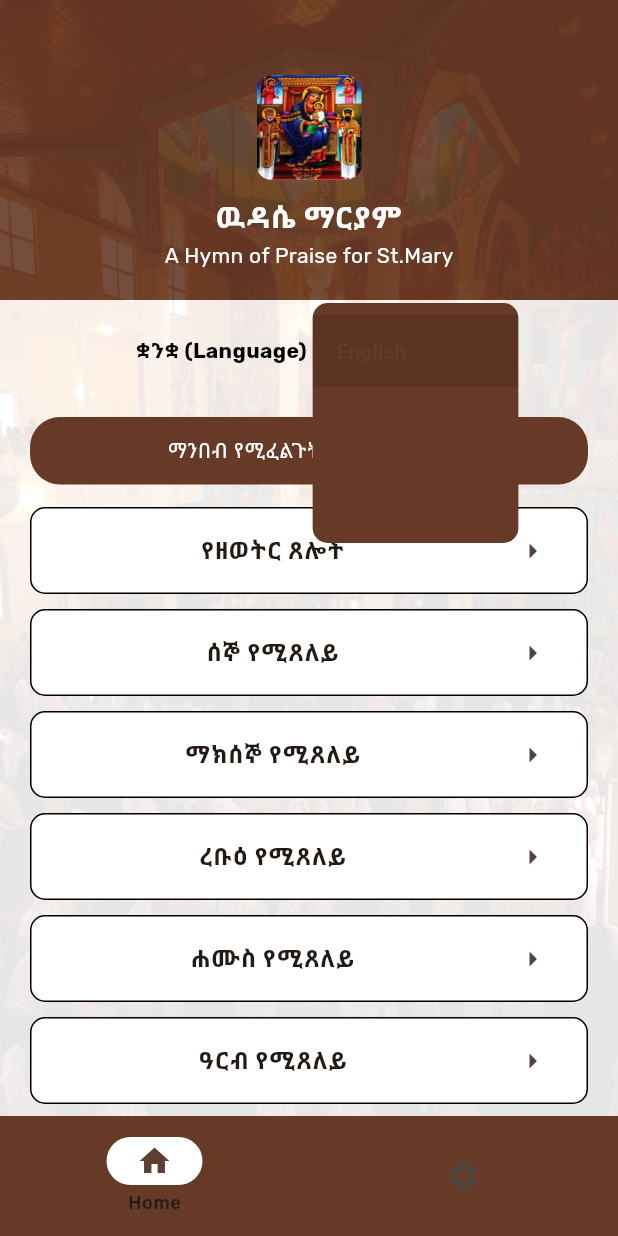
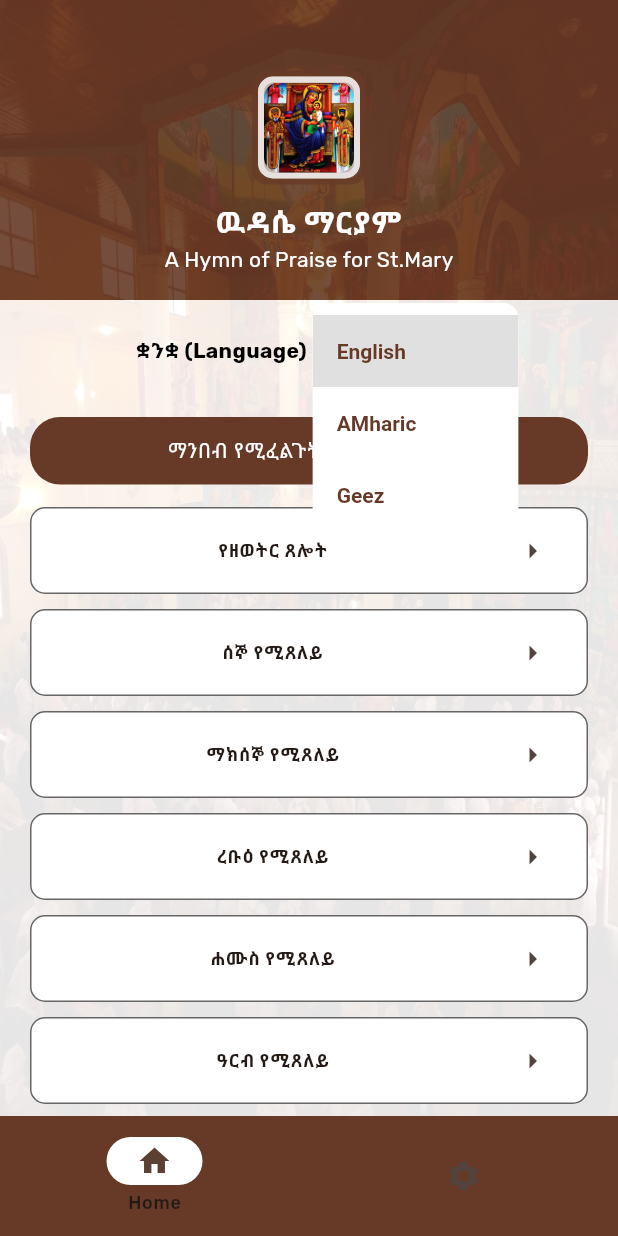
Before and after one commit to AmanuelDemelash/wudasemaryam, a Flutter app: the screen it shows after launch, after a tap on "English", on a phone screen of 412 x 824 dp. Run offline on Flutter 3.47's test engine with Material 2 defaults, Android fonts, the phone set to English and light mode, and no system bars; our stand-ins replace get; missing offline and left inert: dart:ffi.

Commit message:
first commit

```diff
--- a/lib/main.dart
+++ b/lib/main.dart
@@ -2,6 +2,7 @@ import 'package:flutter/material.dart';
 import 'package:get/get.dart';
 import 'package:wudasemaryam/screen/homepage/homepage.dart';
 import 'package:wudasemaryam/screen/homepage/mainhomepage.dart';
+import 'package:wudasemaryam/screen/praydetail/praydetail.dart';
 import 'package:wudasemaryam/screen/setting/setting.dart';
 import 'package:wudasemaryam/screen/splash/splash.dart';
 import 'package:wudasemaryam/utils/constant.dart';
@@ -24,18 +25,19 @@ class MyApp extends StatelessWidget {
         scaffoldBackgroundColor: Constants().backColor,
         useMaterial3: true,
         fontFamily: "myfont",
-        bottomNavigationBarTheme:const BottomNavigationBarThemeData(
-          backgroundColor: Colors.brown,
-          selectedItemColor: Colors.white,
-          unselectedItemColor: Colors.white30,
-        )
+        // bottomNavigationBarTheme:BottomNavigationBarThemeData(
+        //   backgroundColor: Constants().primColor,
+        //   selectedItemColor: Colors.white,
+        //   unselectedItemColor: Colors.white30,
+        // )
       ),
       initialRoute:"/splash",
         getPages: [
           GetPage(name: "/splash", page:() => SPlash(),),
           GetPage(name: "/home", page: () => Homepage(),),
           GetPage(name: "/mainhome", page:() => MainHomePage(),),
-          GetPage(name: "/setting", page: () => Setting(),)
+          GetPage(name: "/setting", page: () => Setting(),),
+          GetPage(name: "/praydetail", page: () => PrayDetail(),)
       ],
     );
   }
--- a/lib/screen/homepage/homepage.dart
+++ b/lib/screen/homepage/homepage.dart
@@ -29,13 +29,27 @@ class Homepage extends StatelessWidget {
                 children: [
                   const SizedBox(height:30,),
                   Container(
-                    decoration:const BoxDecoration(
-                      borderRadius: BorderRadius.all(Radius.circular(30)),
+                      decoration:BoxDecoration(
+                          borderRadius:const BorderRadius.all(Radius.circular(10)),
+                          color: Constants().primColor.withOpacity(0.5),
+                          border: Border.all(
+                              width: 4,
+                              color: Constants().primColor.withOpacity(0.5)
+                          )
+                      ),
+                    child: Container(
+                      decoration:BoxDecoration(
+                        borderRadius:const BorderRadius.all(Radius.circular(10)),
+                        color: Constants().backColor.withOpacity(0.6),
+                        border: Border.all(
+                           width: 4,
+                          color: Constants().backColor.withOpacity(0.6)
+                        )
       ),
-                    child:
-                    ClipRRect(
-                        borderRadius: BorderRadius.circular(10),
-                        child: const Image(image: AssetImage("assets/images/splashimage.jpeg"),width: 70,height: 70,fit: BoxFit.fill,))
+                      child:ClipRRect(
+                          borderRadius: BorderRadius.circular(10),
+                          child: const Image(image: AssetImage("assets/images/splashimage.jpeg"),width: 60,height: 60,fit: BoxFit.cover,))
+                    ),
                   ),
                   const SizedBox(height: 10,),
                   Text("ዉዳሴ ማርያም",style: TextStyle(color: Constants().backColor,fontWeight: FontWeight.bold,fontSize: 20),),
@@ -63,8 +77,9 @@ class Homepage extends StatelessWidget {
                         DropdownButton(
                             borderRadius:const BorderRadius.all(Radius.circular(10)),
                             elevation: 0,
+
                              style:TextStyle(color: Constants().primColor,fontWeight: FontWeight.bold) ,
-                            dropdownColor: Constants().primColor,
+                            dropdownColor: Constants().backColor,
                             padding:const EdgeInsets.all(10),
                             value: homeCOntroller.language.value,
                              focusColor: Constants().primColor,
--- a/lib/screen/homepage/mainhomepage.dart
+++ b/lib/screen/homepage/mainhomepage.dart
@@ -27,6 +27,11 @@ class MainHomePage extends StatelessWidget {
         ],
       ),
       bottomNavigationBar: Obx(() =>
+          // BottomNavigationBar(items: [
+          //   BottomNavigationBarItem(icon:Icon(Icons.home),label: "Home"),
+          //   BottomNavigationBarItem(icon:Icon(Icons.settings),label: "Setting"),
+          //
+          // ])
       NavigationBar(
         selectedIndex: homeCOntroller.intialpage.value,
         backgroundColor: Constants().primColor,
@@ -35,7 +40,6 @@ class MainHomePage extends StatelessWidget {
         animationDuration: const Duration( milliseconds: 100),
         labelBehavior: NavigationDestinationLabelBehavior.onlyShowSelected,
         shadowColor: Constants().backColor,
-
         destinations:const[
         NavigationDestination(icon: Icon(Icons.home), label: "Home",),
         NavigationDestination(icon: Icon(Icons.settings), label: "Setting"),
--- a/lib/screen/homepage/widgets/daypraycard.dart
+++ b/lib/screen/homepage/widgets/daypraycard.dart
@@ -16,22 +16,26 @@ class DayPrayCard extends StatelessWidget {
 
   @override
   Widget build(BuildContext context) {
-    return  Container(
+    return
+      GestureDetector(
+        onTap: () => Get.toNamed("/praydetail"),
+        child: Container(
           width: Get.width,
           margin: const EdgeInsets.only(left: 20,right: 20,bottom: 10),
           decoration: BoxDecoration(
               borderRadius: BorderRadius.circular(10),
               color: Constants().backColor,
               border: Border.all(
-                color: Constants().textColor,
+                  color: Constants().textColor.withOpacity(0.6),
                   width:1,
                   style: BorderStyle.solid
               )
           ),
           child:ListTile(
-          title: Text(homepageconteroller.days.value[index].toString(),textAlign: TextAlign.center,style:const TextStyle(fontWeight: FontWeight.bold),),
+            title: Text(homepageconteroller.days.value[index].toString(),textAlign: TextAlign.center,style:const TextStyle(fontWeight: FontWeight.bold,fontSize: 12),),
             trailing:const Icon(Icons.arrow_right),
           )
+    ),
       );
   }
 }
--- /dev/null
+++ b/lib/screen/praydetail/praydetail.dart
@@ -0,0 +1,18 @@
+
+
+import 'package:flutter/material.dart';
+
+class PrayDetail extends StatelessWidget {
+  const PrayDetail({super.key});
+
+  @override
+  Widget build(BuildContext context) {
+    return const Scaffold(
+      body: Column(
+        children: [
+
+        ],
+      ),
+    );
+  }
+}
--- a/lib/screen/setting/setting.dart
+++ b/lib/screen/setting/setting.dart
@@ -11,7 +11,8 @@ class Setting extends StatelessWidget {
   Widget build(BuildContext context) {
     return Scaffold(
       body:
-          Container(
+          SafeArea(
+            child: Container(
               height: Get.height,
               width: Get.width,
               decoration:const BoxDecoration(
@@ -21,28 +22,106 @@ class Setting extends StatelessWidget {
                 children: [
                   Container(
                     width: Get.width,
-                  height: 160,
-                    color: Constants().primColor.withOpacity(0.8),
+                    height: 110,
+                      color: Constants().primColor.withOpacity(0.7),
                     child: Center(
                       child: ListTile(
                         leading:Container(
                             decoration:const BoxDecoration(
-                            borderRadius: BorderRadius.all(Radius.circular(30)),
+                              borderRadius: BorderRadius.all(Radius.circular(10)),
+
                             ),
                             child:
                             ClipRRect(
                                 borderRadius: BorderRadius.circular(10),
-                              child: const Image(image: AssetImage("assets/images/splashimage.jpeg"),width: 70,height: 70,fit: BoxFit.fill,))
+                                child: const Image(image: AssetImage("assets/images/splashimage.jpeg"),width: 60,height: 60,fit: BoxFit.cover,))
                         ),
                         title:Text("ዉዳሴ ማርያም",style: TextStyle(color: Constants().backColor,fontWeight: FontWeight.bold,fontSize: 20),),
-                      subtitle:Text("A Hymn of Praise for St.Mary",style: TextStyle(color: Constants().backColor),)
+                        subtitle:Text("A Hymn of Praise for St.Mary",style: TextStyle(color: Constants().backColor),),
+                        trailing:
+                        Container(
+                          padding: const EdgeInsets.all(1),
+                          decoration: BoxDecoration(
+                            color: Constants().backColor,
+                            shape: BoxShape.circle
+                          ),
+                            child: Icon(Icons.question_mark,color: Constants().primColor,)),
+
                       ),
                     ),
                   ),
                   Expanded(child: Container(
                     color: Constants().backColor,
+                    padding: const EdgeInsets.all(20),
+                    child: Column(
+                      children: [
+                        Row(
+                          mainAxisAlignment: MainAxisAlignment.spaceBetween,
+                          children: [
+                            Row(
+                              children: [
+                                Icon(Icons.settings,color: Constants().textColor,),
+                                const SizedBox(width: 10,),
+                                const Text('ማስተካከያ',style: TextStyle(fontWeight: FontWeight.bold),)
+                              ],
+                            ),
+                            Row(
+                              children: [
+                                Text("ቀን/ማታ"),
+                                const SizedBox(width:4,),
+                                Switch.adaptive(
+                                  value:true, onChanged:(value) {
+                                    //Get.changeTheme(ThemeData.dark());
+
+                                },)
+                              ],
+                            )
+                          ],
+                        ),
+                        Divider(
+                          color: Constants().textColor.withOpacity(0.3),
+                          thickness:1,
+                        ),
+                        const SizedBox(height: 20,),
+                        const Row(
+                          mainAxisAlignment: MainAxisAlignment.spaceBetween,
+                          children: [
+                            Text("የፊደላት ትልቀት"),
+                            Text("12x")
+                      ]
+                        ),
+                        Slider(
+                          value: 20,
+                          min: 10,
+                          max: 40,
+                          activeColor: Constants().primColor,
+                          onChanged:(value) {
+
+                        },),
+
+                        const Row(
+                            mainAxisAlignment: MainAxisAlignment.spaceBetween,
+                            children: [
+                              Text("የመስመሮች ክፍተት"),
+                              Text("12x")
+                            ]
+                        ),
+                        Slider(
+                          value: 20,
+                          min: 10,
+                          max: 40,
+
+                          activeColor: Constants().primColor,
+                          onChanged:(value) {
+
+                          },)
+
+
+                      ],
+                    ),
                   ))
                 ],
+              ),
             ),
           )
 
```
Lines whose indentation alone changed are shown as unchanged.
